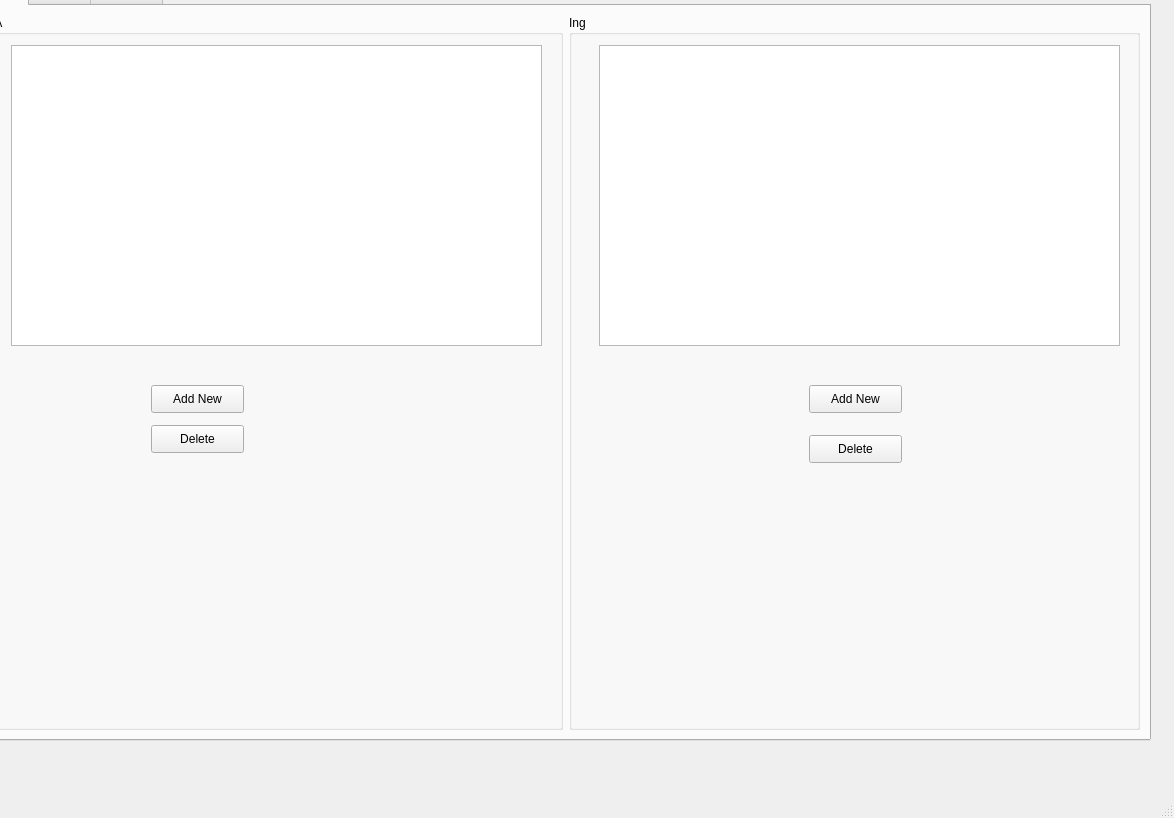
Qt form sources/views/mainWindow.ui (thrichert/softy) before a commit.
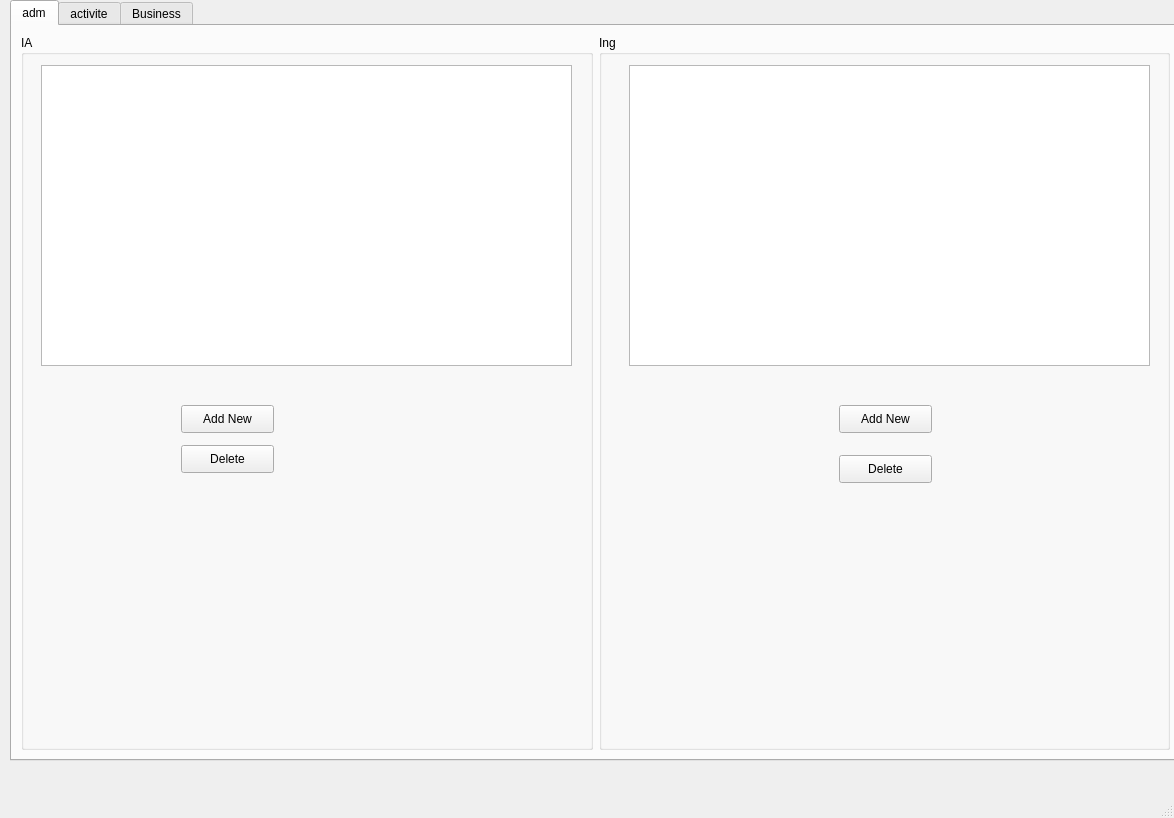
The same form after that commit. The open tabs and pages were chosen to show the change.

What changed in the file:
```diff
--- a/sources/views/mainWindow.ui
+++ b/sources/views/mainWindow.ui
@@ -17,8 +17,8 @@
    <widget class="QTabWidget" name="tabWidget">
     <property name="geometry">
      <rect>
-      <x>-20</x>
-      <y>-20</y>
+      <x>10</x>
+      <y>0</y>
       <width>1171</width>
       <height>761</height>
      </rect>
```
Left out of the diff: 2 changed lines with no effect on the pictures.
